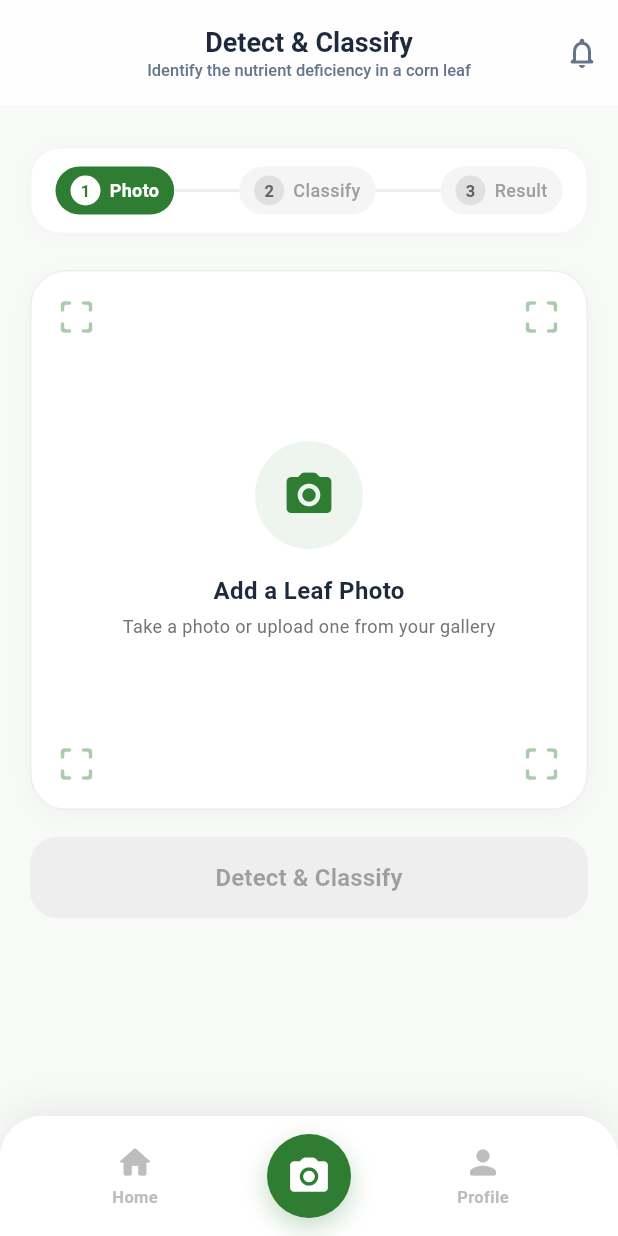
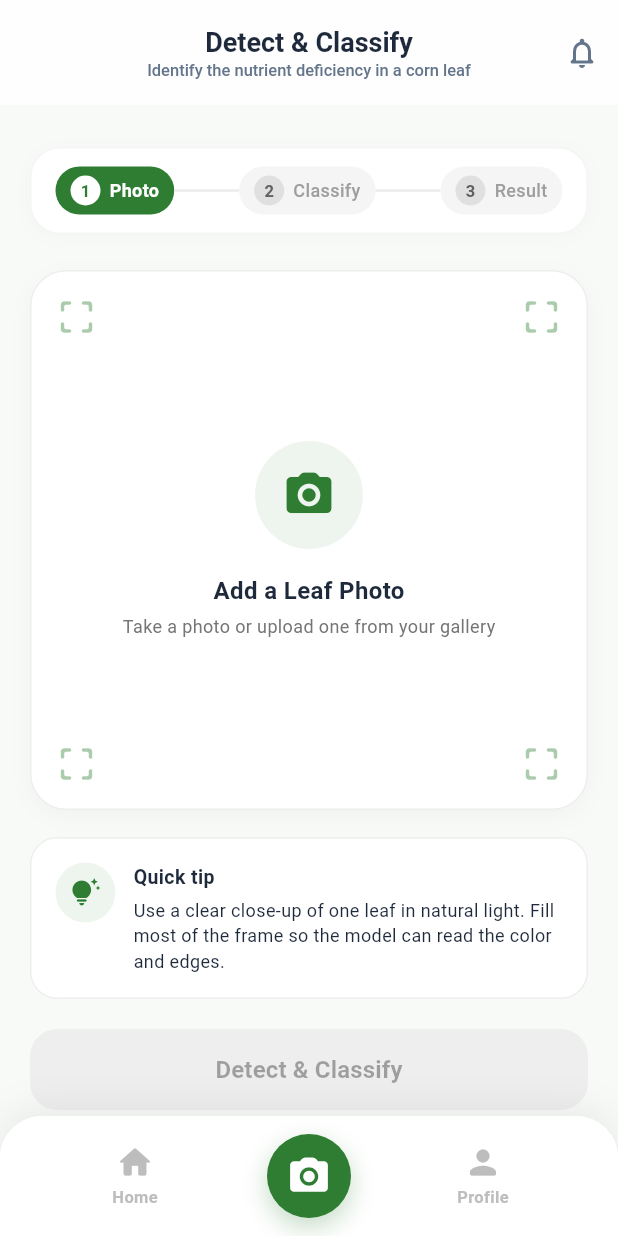
Before and after one commit to dunkinnn/corndetector, a Flutter app: the ScanScreen screen opened directly, on a phone screen of 412 x 824 dp. Run offline on Flutter 3.47's test engine with Material 3 defaults, Android fonts, the phone set to English and light mode, and no system bars; our stand-ins replace camera, flutter_secure_storage, image_picker, shared_preferences, supabase_flutter; accounts and stored records are empty.

Commit message:
Update: Enhance Scan Screen layout with quick tips and improved image display for better user guidance

```diff
--- a/lib/screens/scan_screen.dart
+++ b/lib/screens/scan_screen.dart
@@ -560,7 +560,7 @@ class _ScanScreenState extends State<ScanScreen> {
                       // cacheWidth downsizes during decode so a full-res
                       // camera photo doesn't get decoded at full size just
                       // to render into this small preview box.
-                      Image.file(_image!, fit: BoxFit.contain, cacheWidth: 800),
+                      Image.file(_image!, fit: BoxFit.cover, cacheWidth: 800),
                       Positioned(
                         right: 12,
                         top: 12,
@@ -575,6 +575,58 @@ class _ScanScreenState extends State<ScanScreen> {
           ),
         ),
         const SizedBox(height: 18),
+        Container(
+          width: double.infinity,
+          padding: const EdgeInsets.all(16),
+          decoration: BoxDecoration(
+            color: Colors.white,
+            borderRadius: BorderRadius.circular(18),
+            border: Border.all(color: Colors.grey.shade200),
+          ),
+          child: Row(
+            crossAxisAlignment: CrossAxisAlignment.start,
+            children: [
+              Container(
+                padding: const EdgeInsets.all(10),
+                decoration: BoxDecoration(
+                  color: _primaryColor.withValues(alpha: 0.08),
+                  shape: BoxShape.circle,
+                ),
+                child: const Icon(
+                  Icons.tips_and_updates_rounded,
+                  color: _primaryColor,
+                  size: 20,
+                ),
+              ),
+              const SizedBox(width: 12),
+              const Expanded(
+                child: Column(
+                  crossAxisAlignment: CrossAxisAlignment.start,
+                  children: [
+                    Text(
+                      'Quick tip',
+                      style: TextStyle(
+                        fontSize: 13,
+                        fontWeight: FontWeight.bold,
+                        color: _darkText,
+                      ),
+                    ),
+                    SizedBox(height: 4),
+                    Text(
+                      'Use a clear close-up of one leaf in natural light. Fill most of the frame so the model can read the color and edges.',
+                      style: TextStyle(
+                        fontSize: 12,
+                        color: _darkText,
+                        height: 1.4,
+                      ),
+                    ),
+                  ],
+                ),
+              ),
+            ],
+          ),
+        ),
+        const SizedBox(height: 20),
         SizedBox(
           width: double.infinity,
           height: 54,
@@ -593,6 +645,14 @@ class _ScanScreenState extends State<ScanScreen> {
               'Detect & Classify',
               style: TextStyle(fontSize: 16, fontWeight: FontWeight.bold),
             ),
+          ),
+        ),
+        const SizedBox(height: 10),
+        Center(
+          child: Text(
+            'It checks Nitrogen, Phosphorus, Potassium, and Healthy leaf',
+            textAlign: TextAlign.center,
+            style: TextStyle(fontSize: 11, color: Colors.grey.shade600),
           ),
         ),
       ],
@@ -625,7 +685,7 @@ class _ScanScreenState extends State<ScanScreen> {
             fit: StackFit.expand,
             children: [
               if (_image != null)
-                Image.file(_image!, fit: BoxFit.contain, cacheWidth: 800),
+                Image.file(_image!, fit: BoxFit.cover, cacheWidth: 800),
               // Detection box(es) drawn directly on the photo as soon as
               // they're known (see _analyze), so it reads as "found here"
               // while the messages below cycle rather than only appearing
@@ -753,12 +813,12 @@ class _ScanScreenState extends State<ScanScreen> {
           ClipRRect(
             borderRadius: BorderRadius.circular(20),
             child: SizedBox(
-              height: 340,
+              height: 360,
               width: double.infinity,
               child: Stack(
                 fit: StackFit.expand,
                 children: [
-                  Image.file(_image!, fit: BoxFit.contain, cacheWidth: 800),
+                  Image.file(_image!, fit: BoxFit.cover, cacheWidth: 800),
                   for (final outcome in outcomes)
                     _buildBoundingBoxOverlay(
                       outcome.box,
```
